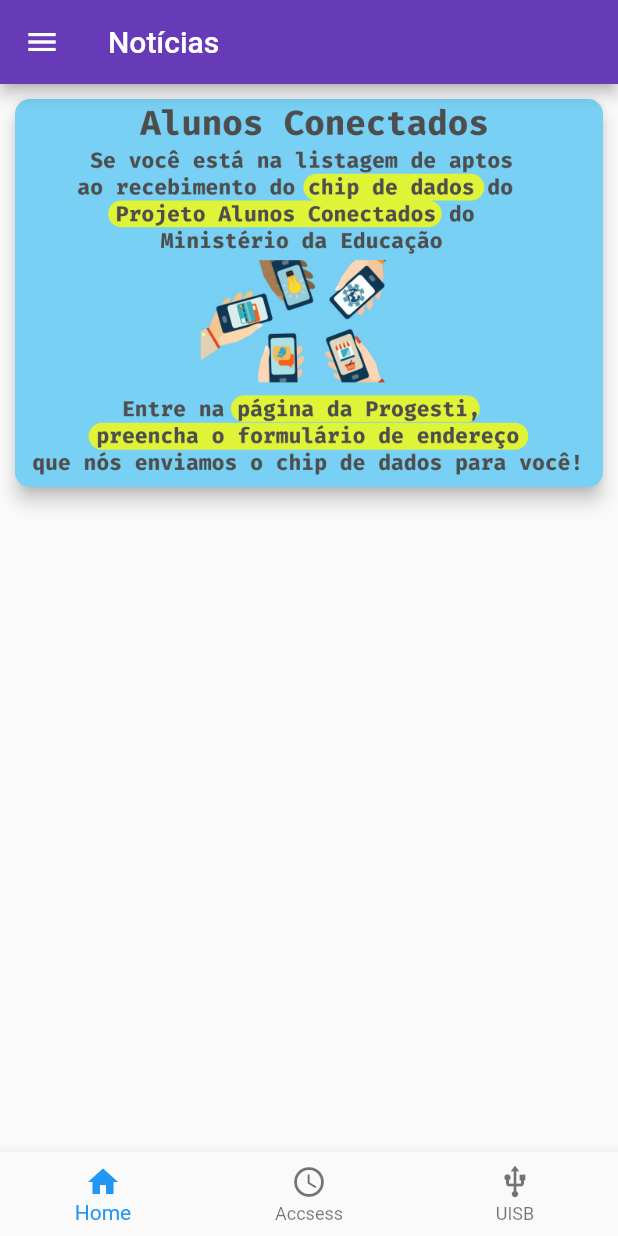
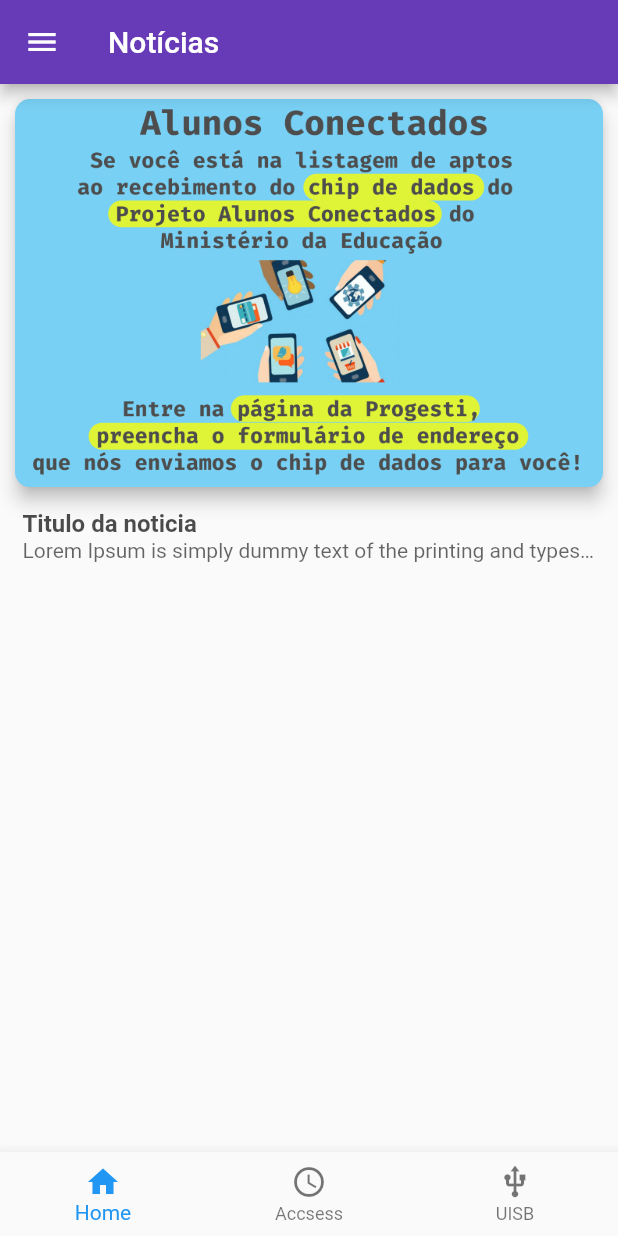
Before and after one commit to gleydsonbrito/progesti-app, a Flutter app: the screen it shows after launch, on a phone screen of 412 x 824 dp. Run offline on Flutter 3.47's test engine with Material 2 defaults, Android fonts, the light colour scheme and no system bars.

Commit message:
implement a main new component clickable

```diff
--- /dev/null
+++ b/lib/components/MainNews.dart
@@ -0,0 +1,33 @@
+import 'package:flutter/material.dart';
+import 'package:progesti_app/components/new.dart';
+
+class MainNews extends StatelessWidget {
+  @override
+  Widget build(BuildContext context) {
+    return GestureDetector(
+      child: Container(
+        child: Column(
+          children: <Widget>[
+            Card(
+              semanticContainer: true,
+              clipBehavior: Clip.antiAliasWithSaveLayer,
+              child: Image(
+                image: AssetImage("assets/not.png"),
+                fit: BoxFit.fill,
+              ),
+              shape: RoundedRectangleBorder(
+                borderRadius: BorderRadius.circular(10.0),
+              ),
+              elevation: 5,
+              margin: EdgeInsets.all(10),
+            ),
+            New(),
+          ],
+        ),
+      ),
+      onTap: () {
+        print("Main news taped");
+      },
+    );
+  }
+}
--- a/lib/components/News.dart
+++ /dev/null
@@ -1,33 +0,0 @@
-import 'package:flutter/material.dart';
-
-class News extends StatelessWidget {
-  @override
-  Widget build(BuildContext context) {
-    return Container(
-      child: Card(
-        semanticContainer: true,
-        clipBehavior: Clip.antiAliasWithSaveLayer,
-        child: Image(
-          image: AssetImage("assets/not.png"),
-          fit: BoxFit.fill,
-        ),
-        shape: RoundedRectangleBorder(
-          borderRadius: BorderRadius.circular(10.0),
-        ),
-        elevation: 5,
-        margin: EdgeInsets.all(10),
-      ),
-      // margin: EdgeInsets.symmetric(vertical: 10.0),
-      // height: MediaQuery.of(context).size.height * 0.45,
-      // width: MediaQuery.of(context).size.width * 0.95,
-      // child: Column(
-      //   children: <Widget>[
-      //     Image(
-      //       image: AssetImage("assets/not.png"),
-      //     ),
-      //     Text("Texto da noticia principal. Loren iopsyui8")
-      //   ],
-      // ),
-    );
-  }
-}
--- /dev/null
+++ b/lib/components/new.dart
@@ -0,0 +1,38 @@
+import 'package:flutter/material.dart';
+
+class New extends StatelessWidget {
+  String title;
+  String body;
+
+  @override
+  Widget build(BuildContext context) {
+    return Container(
+      margin: EdgeInsets.fromLTRB(15, 5, 10, 10),
+      child: Column(
+        children: <Widget>[
+          Align(
+            alignment: Alignment.topLeft,
+            child: Text(
+              "Titulo da noticia",
+              overflow: TextOverflow.ellipsis,
+              textDirection: TextDirection.ltr,
+              style: TextStyle(
+                  color: Colors.black.withOpacity(0.7),
+                  fontSize: 16,
+                  fontWeight: FontWeight.bold),
+            ),
+          ),
+          Text(
+            "Lorem Ipsum is simply dummy text of the printing and typesetting industry. Lorem Ipsum has been the industry's standard dummy text ever since the 1500s, when an unknown printer took a galley of type and scrambled it to make a type specimen book.",
+            overflow: TextOverflow.ellipsis,
+            textDirection: TextDirection.ltr,
+            style: TextStyle(
+              color: Colors.black.withOpacity(0.6),
+              fontSize: 14,
+            ),
+          )
+        ],
+      ),
+    );
+  }
+}
--- a/lib/pages/Home.dart
+++ b/lib/pages/Home.dart
@@ -1,7 +1,7 @@
 import 'package:flutter/material.dart';
 import 'package:progesti_app/components/BottomTabBar.dart';
 import 'package:progesti_app/components/Drawer.dart';
-import 'package:progesti_app/components/News.dart';
+import 'package:progesti_app/components/MainNews.dart';
 
 class Home extends StatelessWidget {
   @override
@@ -16,7 +16,7 @@
         alignment: Alignment.topCenter,
         child: Column(
           children: <Widget>[
-            News(),
+            MainNews(),
           ],
         ),
       ),
```
